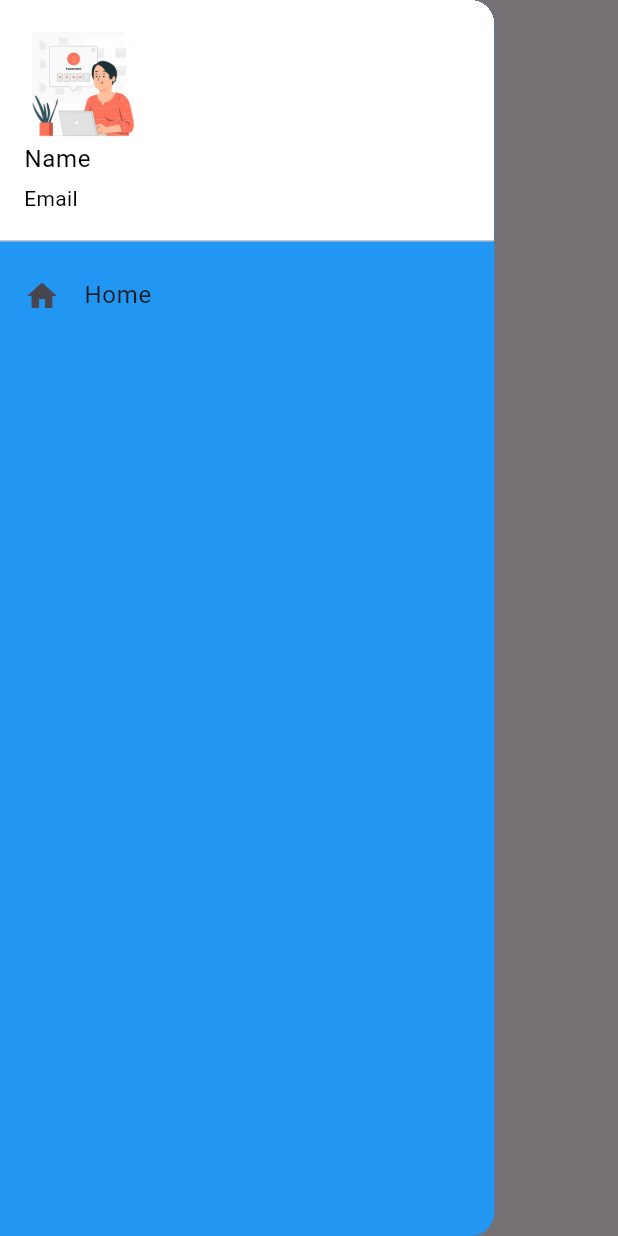
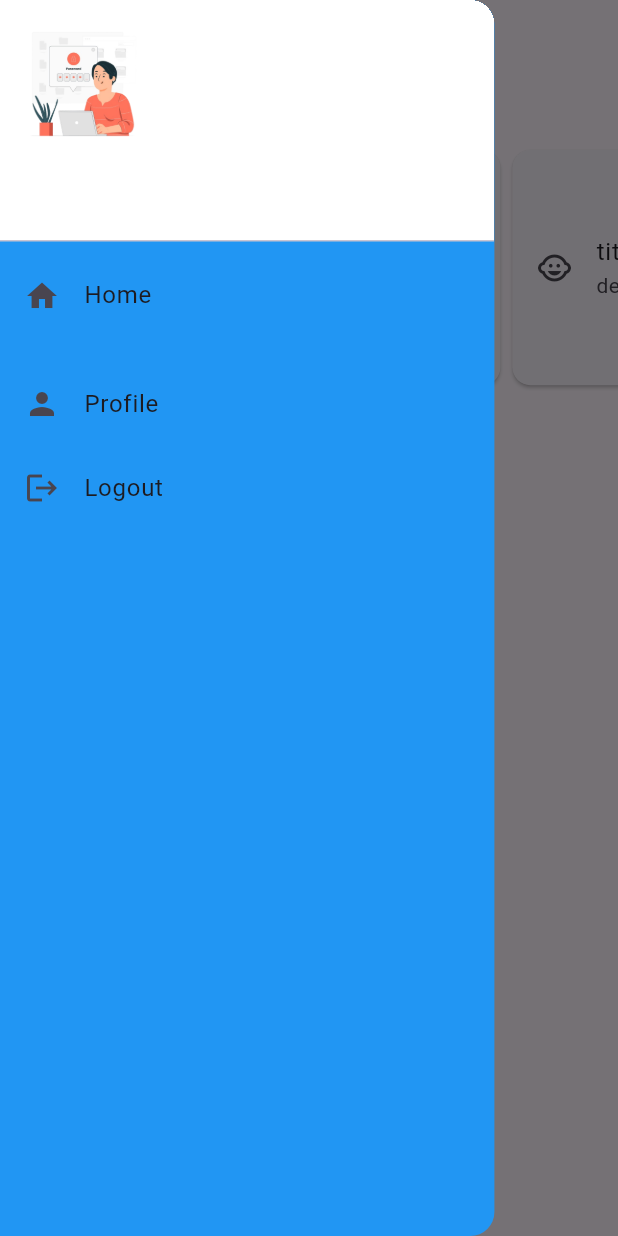
Before and after one commit to rihem435/app_elearning, a Flutter app: the HomeScreen screen opened directly, with the side drawer open, on a phone screen of 412 x 824 dp. Run offline on Flutter 3.47's test engine with Material 3 defaults, Android fonts, the light colour scheme and no system bars; our stand-ins replace dio, get, get_storage; accounts and stored records are empty.

Commit message:
add home screen

```diff
--- a/lib/core/networking/app_api.dart
+++ b/lib/core/networking/app_api.dart
@@ -1,4 +1,5 @@
 class AppApi {
   static const String baseUrl = "http://localhost:5000/";
   static const String loginUrl = "${baseUrl}app/login";
+  static const String getFormationUrl = "${baseUrl}forma/getFormation";
 }
--- /dev/null
+++ b/lib/core/storage/app_storage.dart
@@ -0,0 +1,22 @@
+import 'package:app/core/storage/storage.dart';
+
+class AppStorage {
+  static const String keyName = "name";
+  static const String keyEmail = "email";
+
+  static saveName(String name) {
+    SecureStorage.writeSecureData(key: keyName, value: name);
+  }
+
+  static readName() {
+    return SecureStorage.readSecureData(keyName);
+  }
+
+  static saveEmail(String email) {
+    SecureStorage.writeSecureData(key: keyEmail, value: email);
+  }
+
+  static readEmail() {
+    return SecureStorage.readSecureData(keyEmail);
+  }
+}
--- /dev/null
+++ b/lib/core/widgets/custom_drawer.dart
@@ -0,0 +1,59 @@
+import 'package:flutter/cupertino.dart';
+import 'package:flutter/material.dart';
+
+import '../storage/app_storage.dart';
+
+class CustomDrawer extends StatelessWidget {
+  const CustomDrawer({super.key});
+
+  @override
+  Widget build(BuildContext context) {
+    return Drawer(
+      backgroundColor: Colors.blue,
+      width: MediaQuery.of(context).size.width * .8,
+      child: ListView(
+        children: [
+          UserAccountsDrawerHeader(
+            decoration: const BoxDecoration(
+              color: Colors.white,
+            ),
+            currentAccountPicture: Image.asset(
+              'assets/images/login.png',
+            ),
+            currentAccountPictureSize: const Size(80, 80),
+            accountName: Text(
+              AppStorage.readName(),
+              style: const TextStyle(color: Colors.black),
+            ),
+            accountEmail: Text(AppStorage.readEmail(),
+                style: const TextStyle(color: Colors.black)),
+          ),
+          ListTile(
+            title: const Text('Home'),
+            onTap: () {
+              Navigator.pop(context);
+            },
+            leading: const Icon(Icons.home),
+          ),
+          SizedBox(
+            height: MediaQuery.of(context).size.height * .02,
+          ),
+          ListTile(
+            title: const Text('Profile'),
+            onTap: () {
+              Navigator.pop(context);
+            },
+            leading: const Icon(Icons.person),
+          ),
+          ListTile(
+            title: const Text('Logout'),
+            onTap: () {
+              Navigator.pop(context);
+            },
+            leading: const Icon(Icons.logout),
+          )
+        ],
+      ),
+    );
+  }
+}
--- a/lib/screens/home/home_screen.dart
+++ b/lib/screens/home/home_screen.dart
@@ -1,3 +1,5 @@
+import 'package:app/core/storage/app_storage.dart';
+import 'package:app/core/widgets/custom_drawer.dart';
 import 'package:flutter/cupertino.dart';
 import 'package:flutter/material.dart';
 import 'package:flutter/widgets.dart';
@@ -15,35 +17,80 @@ class HomeScreen extends StatelessWidget {
         centerTitle: true,
         //leading: const Icon(Icons.home),
       ),
-      drawer: Drawer(
-        backgroundColor: Colors.blue,
-        width: MediaQuery.of(context).size.width * .8,
-        child: ListView(
+      drawer: const CustomDrawer(),
+      body: Column(
+        // crossAxisAlignment: CrossAxisAlignment.start,
+        mainAxisSize: MainAxisSize.min,
         children: [
-            UserAccountsDrawerHeader(
-              decoration: const BoxDecoration(
-                color: Colors.white,
+          const Text(
+            'Liste of ',
           ),
-              currentAccountPicture: Image.asset(
-                'assets/images/login.png',
+          const SizedBox(
+            height: 20,
           ),
-              currentAccountPictureSize: const Size(80, 80),
-              accountName: const Text(
-                'Name',
-                style: TextStyle(color: Colors.black),
+          SizedBox(
+            height: MediaQuery.sizeOf(context).height * .2,
+            width: double.infinity,
+            child: ListView.builder(
+                physics: const ClampingScrollPhysics(),
+                shrinkWrap: true,
+                scrollDirection: Axis.horizontal,
+                itemCount: 15,
+                itemBuilder: (BuildContext context, int index) => Card(
+                      child: SizedBox(
+                        width: MediaQuery.sizeOf(context).width * .8,
+                        height: MediaQuery.sizeOf(context).height * .1,
+                        child: const Center(
+                          child: ListTile(
+                            leading: Icon(Icons.child_care),
+                            title: Text('title Name'),
+                            subtitle: Text.rich(
+                                TextSpan(text: "description", children: [
+                              TextSpan(
+                                text: "duree",
+                                style: TextStyle(
+                                  color: Colors.red,
                                 ),
-              accountEmail:
-                  const Text('Email', style: TextStyle(color: Colors.black)),
+                              )
+                            ])),
+                            trailing: Text("Formateur"),
                           ),
-            ListTile(
-              title: const Text('Home'),
-              onTap: () {
-                Navigator.pop(context);
-              },
-              leading: const Icon(Icons.home),
-            )
+                        ),
+                      ),
+                    )),
+          ),
+
+          // Expanded(
+          //   child: SizedBox(
+          //     height: 300,
+          //     width: double.infinity,
+          //     child: ListView.builder(
+          //       scrollDirection: Axis.horizontal,
+          //       itemCount: 5,
+          //       shrinkWrap: true,
+          //       physics: const ClampingScrollPhysics(),
+          //       itemBuilder: (context, index) {
+          //         return const Card(
+          //           child: ListTile(
+          //             leading: Icon(Icons.child_care),
+          //             title: Text('title Name'),
+          //             subtitle:
+          //                 Text.rich(TextSpan(text: "description", children: [
+          //               TextSpan(
+          //                 text: "duree",
+          //                 style: TextStyle(
+          //                   color: Colors.red,
+          //                 ),
+          //               )
+          //             ])),
+          //             trailing: Text("Formateur"),
+          //           ),
+          //         );
+          //       },
+          //     ),
+          //   ),
+          // ),
         ],
-        ),
       ),
     );
   }
--- a/pubspec.yaml
+++ b/pubspec.yaml
@@ -37,6 +37,7 @@ dependencies:
   cupertino_icons: ^1.0.6
   dio: ^5.6.0
   get: ^4.6.6
+  get_storage: ^2.1.1
 
 dev_dependencies:
   flutter_test:
```
Also changed, not shown: lib/controllers/profile_controller.dart (+9 -1 lines), lib/core/storage/storage.dart (added, +46 -0 lines), pubspec.lock, 1 other file. Lines whose indentation alone changed are shown as unchanged.
